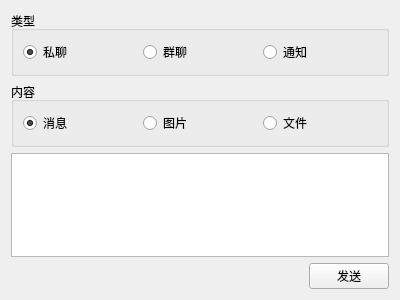
Before: the Qt Designer form widgets/settings/debugwidget.ui in iwxyi/CatlikeQQ, drawn with Qt 5.
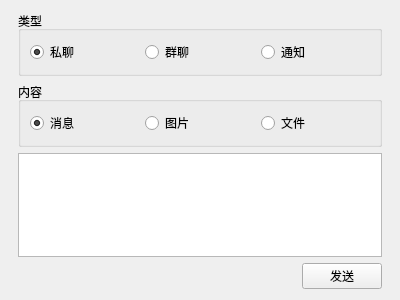
After: the same form once the commit is applied.

The edit to the form file:
```diff
--- a/widgets/settings/debugwidget.ui
+++ b/widgets/settings/debugwidget.ui
@@ -14,6 +14,12 @@
    <string>Form</string>
   </property>
   <layout class="QVBoxLayout" name="verticalLayout">
+   <property name="leftMargin">
+    <number>18</number>
+   </property>
+   <property name="rightMargin">
+    <number>18</number>
+   </property>
    <item>
     <widget class="QGroupBox" name="groupBox">
      <property name="title">
```
